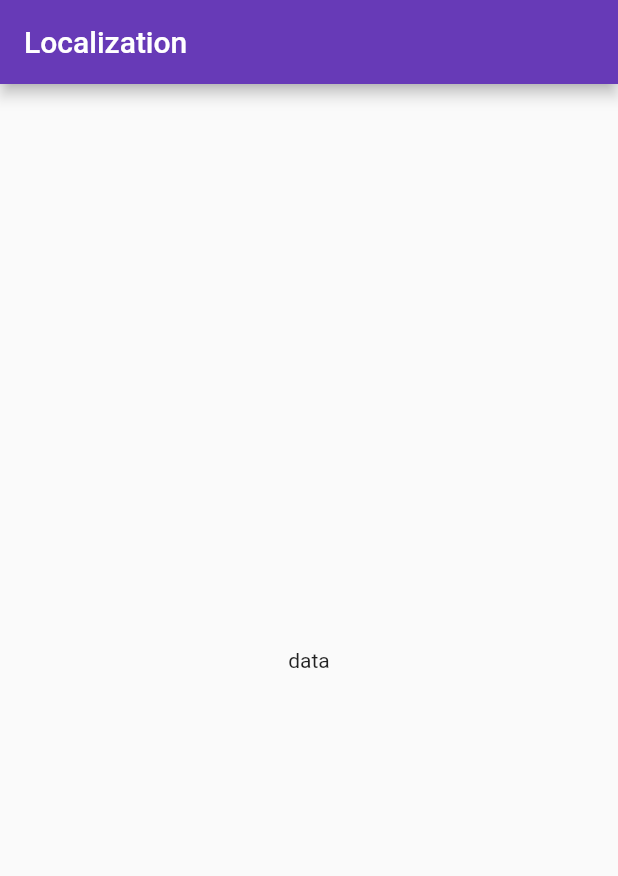
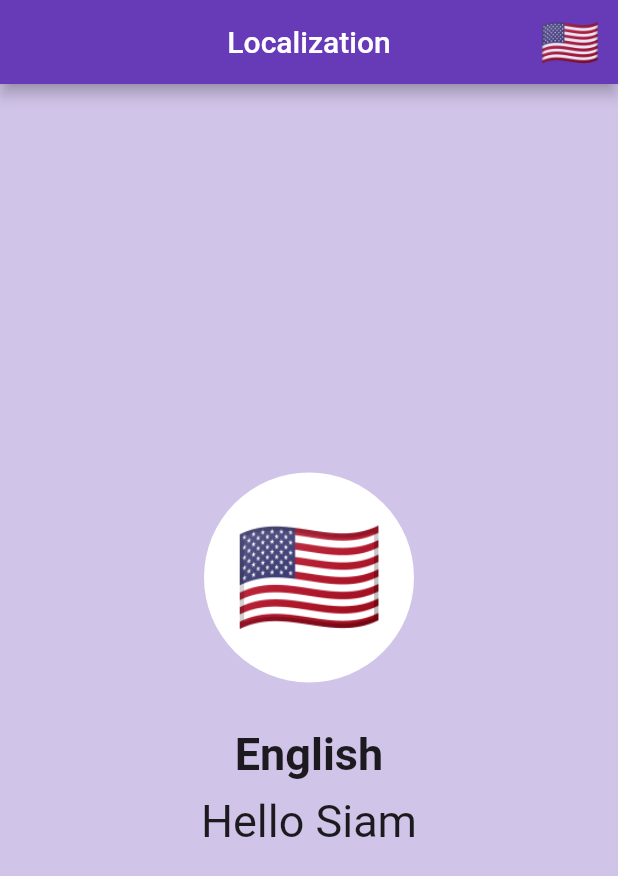
Before and after one commit to md-siam/flutter_localization, a Flutter app: the screen it shows after launch, on a phone screen of 412 x 824 dp. Shown: the top 876 px of the screen. Run offline on Flutter 3.47's test engine with Material 2 defaults, Android fonts, the phone set to English and light mode, and no system bars; generated files the repository leaves out were written again.

```diff
--- /dev/null
+++ b/l10n.yaml
@@ -0,0 +1,3 @@
+arb-dir: lib/l10n
+template-arb-file: app_en.arb
+output-localization-file: app_localizations.dart
--- /dev/null
+++ b/lib/l10n/app_ar.arb
@@ -0,0 +1,5 @@
+{
+    "language": "العربية",
+    "helloWorld": "!مرحبا بالعالم",
+    "hello": "أهلا {username}"
+}
--- /dev/null
+++ b/lib/l10n/app_bn.arb
@@ -0,0 +1,5 @@
+{
+    "language": "বাংলা",
+    "helloWorld": "ওহে বিশ্ব!",
+    "hello": "ওহে {username}"
+}
--- /dev/null
+++ b/lib/l10n/app_de.arb
@@ -0,0 +1,5 @@
+{
+    "language": "Deutsch",
+    "helloWorld": "Hallo Welt!",
+    "hello": "Hallo {username}"
+}
--- /dev/null
+++ b/lib/l10n/app_en.arb
@@ -0,0 +1,19 @@
+{
+    "language": "English",
+    "@language":{
+        "description": "The current Language"
+    },
+    "helloWorld": "Hello World!",
+    "@helloWorld":{
+        "description": "A programming greeting"
+    },
+    "hello": "Hello {username}",
+    "@hello":{
+        "description": "A welcome message",
+        "placeholders":{
+            "username":{
+                "type": "String"
+            }
+        }
+    }
+}
--- /dev/null
+++ b/lib/l10n/app_es.arb
@@ -0,0 +1,5 @@
+{
+    "language": "Español",
+    "helloWorld": "Hola Mundo!",
+    "hello": "Hola {username}"
+}
--- /dev/null
+++ b/lib/l10n/app_hi.arb
@@ -0,0 +1,5 @@
+{
+    "language": "हिन्दी",
+    "helloWorld": "नमस्ते दुनिया!",
+    "hello": "नमस्ते {username}"
+}
--- /dev/null
+++ b/lib/l10n/l10n.dart
@@ -0,0 +1,30 @@
+import 'package:flutter/material.dart';
+
+class L10n {
+  static final all = [
+    const Locale('en'),
+    const Locale('bn'),
+    const Locale('ar'),
+    const Locale('hi'),
+    const Locale('es'),
+    const Locale('de'),
+  ];
+
+  static String getFlag(String code) {
+    switch (code) {
+      case 'bn':
+        return '🇧🇩';
+      case 'ar':
+        return '🇸🇦';
+      case 'hi':
+        return '🇮🇳';
+      case 'es':
+        return '🇪🇸';
+      case 'de':
+        return '🇩🇪';
+      case 'en':
+      default:
+        return '🇺🇸';
+    }
+  }
+}
--- a/lib/main.dart
+++ b/lib/main.dart
@@ -1,9 +1,21 @@
 import 'package:flutter/material.dart';
+import 'package:flutter_gen/gen_l10n/app_localizations.dart';
+import 'package:flutter_localizations/flutter_localizations.dart';
+import 'package:provider/provider.dart';
 
+import 'l10n/l10n.dart';
 import 'page/home_page.dart';
+import 'provider/locale_provider.dart';
 
 void main() {
-  runApp(const MyApp());
+  runApp(
+    MultiProvider(
+      providers: [
+        ChangeNotifierProvider(create: (_) => LocaleProvider()),
+      ],
+      child: const MyApp(),
+    ),
+  );
 }
 
 class MyApp extends StatelessWidget {
@@ -11,11 +23,23 @@ class MyApp extends StatelessWidget {
 
   @override
   Widget build(BuildContext context) {
-    return MaterialApp(
-      title: 'Flutter Localization',
-      debugShowCheckedModeBanner: false,
-      theme: ThemeData(primarySwatch: Colors.deepPurple),
-      home: const HomePage(title: 'Localization'),
+    return Consumer<LocaleProvider>(
+      builder: (context, provider, child) {
+        return MaterialApp(
+          title: 'Flutter Localization',
+          debugShowCheckedModeBanner: false,
+          theme: ThemeData(primarySwatch: Colors.deepPurple),
+          locale: provider.locale,
+          supportedLocales: L10n.all,
+          localizationsDelegates: const [
+            AppLocalizations.delegate,
+            GlobalMaterialLocalizations.delegate, // for android support
+            GlobalCupertinoLocalizations.delegate, // for iOS support
+            GlobalWidgetsLocalizations.delegate, // for arabic language
+          ],
+          home: const HomePage(title: 'Localization'),
+        );
+      },
     );
   }
 }
--- a/lib/page/home_page.dart
+++ b/lib/page/home_page.dart
@@ -1,4 +1,8 @@
 import 'package:flutter/material.dart';
+import 'package:flutter_gen/gen_l10n/app_localizations.dart';
+
+import '../widget/language_picker_widget.dart';
+import '../widget/language_widget.dart';
 
 class HomePage extends StatefulWidget {
   final String title;
@@ -15,9 +19,32 @@ class _HomePageState extends State<HomePage> {
   @override
   Widget build(BuildContext context) {
     return Scaffold(
-      appBar: AppBar(title: Text(widget.title)),
+      backgroundColor: Colors.deepPurple[100],
+      appBar: AppBar(
+        centerTitle: true,
+        title: Text(widget.title),
+        actions: const [LanguagePickerWidget()],
+      ),
       body: Center(
-        child: Text('data'),
+        child: Column(
+          mainAxisAlignment: MainAxisAlignment.center,
+          children: [
+            const LanguageWidget(),
+            const SizedBox(height: 30),
+            Text(
+              AppLocalizations.of(context)!.language,
+              style: const TextStyle(
+                fontSize: 30,
+                fontWeight: FontWeight.bold,
+              ),
+            ),
+            const SizedBox(height: 10),
+            Text(
+              AppLocalizations.of(context)!.hello('Siam'),
+              style: const TextStyle(fontSize: 30),
+            ),
+          ],
+        ),
       ),
     );
   }
--- /dev/null
+++ b/lib/provider/locale_provider.dart
@@ -0,0 +1,20 @@
+import 'package:flutter/material.dart';
+import 'package:flutter_localization/l10n/l10n.dart';
+
+class LocaleProvider extends ChangeNotifier {
+  Locale? _locale = L10n.all[0];
+
+  Locale get locale => _locale!;
+
+  void setLocale(Locale locale) {
+    if (!L10n.all.contains(locale)) return;
+
+    _locale = locale;
+    notifyListeners();
+  }
+
+  void clearLocale() {
+    _locale = null;
+    notifyListeners();
+  }
+}
--- /dev/null
+++ b/lib/widget/language_picker_widget.dart
@@ -0,0 +1,43 @@
+import 'package:flutter/material.dart';
+import 'package:provider/provider.dart';
+
+import '../l10n/l10n.dart';
+import '../provider/locale_provider.dart';
+
+class LanguagePickerWidget extends StatelessWidget {
+  const LanguagePickerWidget({Key? key}) : super(key: key);
+
+  @override
+  Widget build(BuildContext context) {
+    final provider = Provider.of<LocaleProvider>(context);
+    final locale = provider.locale;
+
+    return DropdownButtonHideUnderline(
+      child: DropdownButton(
+        value: locale,
+        icon: Container(width: 12),
+        items: L10n.all.map(
+          (locale) {
+            final flag = L10n.getFlag(locale.languageCode);
+            return DropdownMenuItem(
+              value: locale,
+              child: Center(
+                child: Text(
+                  flag,
+                  style: const TextStyle(fontSize: 32),
+                ),
+              ),
+              onTap: () {
+                final provider =
+                    Provider.of<LocaleProvider>(context, listen: false);
+
+                provider.setLocale(locale);
+              },
+            );
+          },
+        ).toList(),
+        onChanged: (_) {},
+      ),
+    );
+  }
+}
--- /dev/null
+++ b/lib/widget/language_widget.dart
@@ -0,0 +1,21 @@
+import 'package:flutter/material.dart';
+import '/l10n/l10n.dart';
+
+class LanguageWidget extends StatelessWidget {
+  const LanguageWidget({Key? key}) : super(key: key);
+
+  @override
+  Widget build(BuildContext context) {
+    final locale = Localizations.localeOf(context);
+    final flag = L10n.getFlag(locale.languageCode);
+
+    return CircleAvatar(
+      backgroundColor: Colors.white,
+      radius: 70,
+      child: Text(
+        flag,
+        style: const TextStyle(fontSize: 80),
+      ),
+    );
+  }
+}
```
Also changed, not shown: 2 other files.
